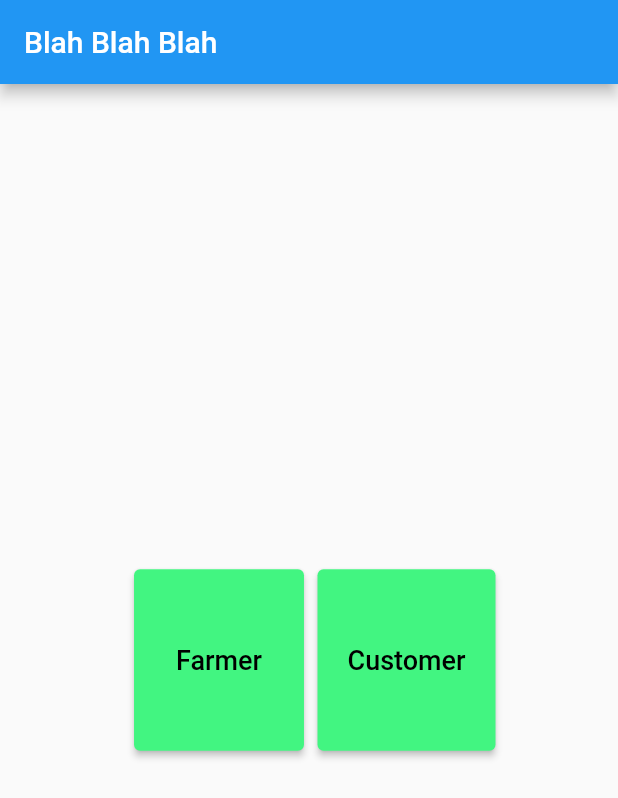
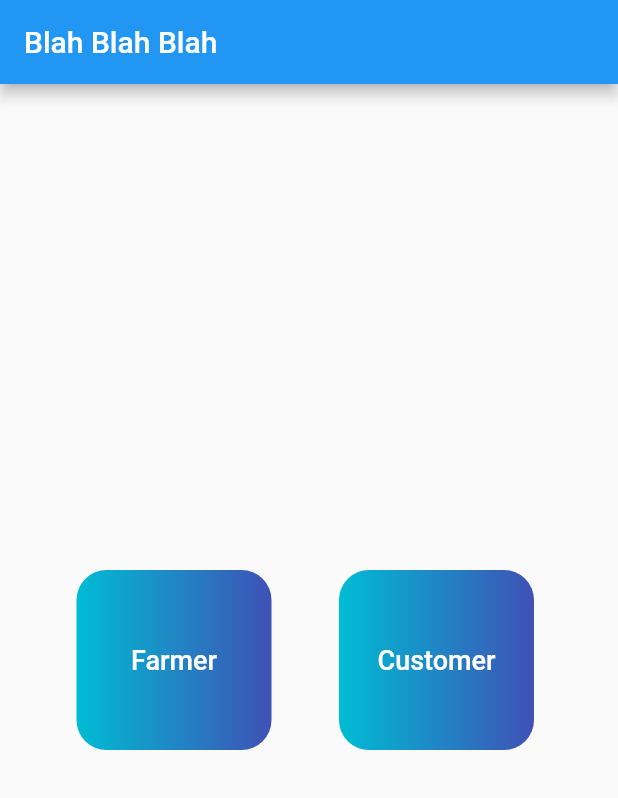
Before and after one commit to BahugunaSaumya/Google_solutions, a Flutter app: the screen it shows after launch, on a phone screen of 412 x 824 dp. Shown: the top 798 px of the screen. Run offline on Flutter 3.47's test engine with Material 2 defaults, Android fonts, the phone set to English and light mode, and no system bars.

Commit message:
changes on screens

```diff
--- a/App/google_solution/lib/landing.dart
+++ b/App/google_solution/lib/landing.dart
@@ -2,6 +2,47 @@ import 'package:flutter/material.dart';
 import 'package:google_solution/loginfarmer.dart';
 import 'logincustomer.dart';
 import 'loginfarmer.dart';
+
+class MyElevatedButton extends StatelessWidget {
+  final BorderRadiusGeometry? borderRadius;
+  final double? width;
+  final double height;
+  final Gradient gradient;
+  final VoidCallback? onPressed;
+  final Widget child;
+
+  const MyElevatedButton({
+    Key? key,
+    required this.onPressed,
+    required this.child,
+    this.borderRadius,
+    this.width,
+    this.height = 44.0,
+    this.gradient = const LinearGradient(colors: [Colors.cyan, Colors.indigo]),
+  }) : super(key: key);
+
+  @override
+  Widget build(BuildContext context) {
+    final borderRadius = this.borderRadius ?? BorderRadius.circular(0);
+    return Container(
+      width: width,
+      height: height,
+      decoration: BoxDecoration(
+        gradient: gradient,
+        borderRadius: borderRadius,
+      ),
+      child: ElevatedButton(
+        onPressed: onPressed,
+        style: ElevatedButton.styleFrom(
+          primary: Colors.transparent,
+          shadowColor: Colors.transparent,
+          shape: RoundedRectangleBorder(borderRadius: borderRadius),
+        ),
+        child: child,
+      ),
+    );
+  }
+}
 
 void main() {
   runApp(const landing());
@@ -38,17 +79,20 @@ class MyStatelessWidget extends StatelessWidget {
         children: <Widget>[
           const SizedBox(height: 30),
           Container(
-            height: 200,
-            width: 130,
+            height: 120,
+            width: 170,
             child: Align(
               alignment: Alignment.center,
-              child: ElevatedButton(
-                style: ElevatedButton.styleFrom(
-                  primary: Color(0xFF42F581), // background
-                  onPrimary: Color.fromARGB(255, 0, 0, 0), // background
+              child: MyElevatedButton(
+                height: 180,
+                width: 130,
+                borderRadius: BorderRadius.circular(20),
+                // style: MyElevatedButton.styleFrom(
+                //   primary: Color(0xFF42F581), // background
+                //   onPrimary: Color.fromARGB(255, 0, 0, 0), // background
 
-                  padding: const EdgeInsets.fromLTRB(28, 50, 28, 50),
-                ),
+                //   padding: const EdgeInsets.fromLTRB(28, 50, 28, 50),
+                // ),
                 onPressed: () {
                   Navigator.push(
                     context,
@@ -62,46 +106,20 @@ class MyStatelessWidget extends StatelessWidget {
               ),
             ),
           ),
-          // ClipRRect(
-          //   borderRadius: BorderRadius.circular(12),
-          //   child: Stack(
-          //     children: <Widget>[
-          //       Positioned.fill(
-          //         child: Container(
-          //           decoration: const BoxDecoration(
-          //             gradient: LinearGradient(
-          //               colors: <Color>[
-          //                 Color.fromARGB(255, 0, 0, 0),
-          //                 Color.fromARGB(255, 0, 0, 0),
-          //                 Color.fromARGB(255, 0, 0, 0),
-          //               ],
-          //             ),
-          //           ),
-          //         ),
-          //       ),
-          //       TextButton(
-          //         style: TextButton.styleFrom(
-          //           padding: const EdgeInsets.fromLTRB(30, 10, 30, 10),
-          //           primary: Colors.white,
-          //           textStyle: const TextStyle(fontSize: 16),
-          //         ),
-          //         onPressed: () {},
-          //         child: const Text('Login'),
-          //       ),
-          //     ],
-          //   ),
-          // ),
           Container(
-            height: 180,
-            width: 120,
+            height: 120,
+            width: 180,
             child: Align(
               alignment: Alignment.center,
-              child: ElevatedButton(
-                style: ElevatedButton.styleFrom(
-                  primary: Color(0xFF42F581), // background
-                  onPrimary: Color.fromARGB(255, 0, 0, 0),
-                  padding: const EdgeInsets.fromLTRB(20, 50, 20, 50),
-                ),
+              child: MyElevatedButton(
+                height: 180,
+                width: 130,
+                borderRadius: BorderRadius.circular(20),
+                // style: ElevatedButton.styleFrom(
+                //   primary: Color.fromARGB(0, 0, 0, 0),
+                //   onPrimary: Color.fromARGB(255, 255, 255, 255),
+                //   padding: const EdgeInsets.fromLTRB(20, 50, 20, 50),
+                // ),
                 onPressed: () {
                   Navigator.push(
                     context,
--- a/App/google_solution/lib/logincustomer.dart
+++ b/App/google_solution/lib/logincustomer.dart
@@ -38,10 +38,13 @@ class MyStatelessWidget extends StatelessWidget {
               height: 30.0,
               child: const TextField(
                 obscureText: false,
+                maxLines: 1,
                 style:
                     TextStyle(fontSize: 15.0, height: 1.0, color: Colors.black),
                 decoration: InputDecoration(
                   border: OutlineInputBorder(),
+                  isDense: true,
+                  contentPadding: EdgeInsets.fromLTRB(5.0, 12.0, 5.0, 12.0),
                   labelText: 'Username',
                 ),
               )),
@@ -50,11 +53,14 @@ class MyStatelessWidget extends StatelessWidget {
               width: 180.0,
               height: 30.0,
               child: const TextField(
+                maxLines: 1,
                 obscureText: true,
                 style:
                     TextStyle(fontSize: 15.0, height: 1.0, color: Colors.black),
                 decoration: InputDecoration(
                   border: OutlineInputBorder(),
+                  isDense: true,
+                  contentPadding: EdgeInsets.fromLTRB(5.0, 12.0, 5.0, 12.0),
                   labelText: 'Password',
                 ),
               )),
--- a/App/google_solution/lib/loginfarmer.dart
+++ b/App/google_solution/lib/loginfarmer.dart
@@ -38,10 +38,13 @@ class MyStatelessWidget extends StatelessWidget {
               height: 30.0,
               child: const TextField(
                 obscureText: false,
+                maxLines: 1,
                 style:
                     TextStyle(fontSize: 15.0, height: 1.0, color: Colors.black),
                 decoration: InputDecoration(
                   border: OutlineInputBorder(),
+                  isDense: true,
+                  contentPadding: EdgeInsets.fromLTRB(5.0, 12.0, 5.0, 12.0),
                   labelText: 'Username',
                 ),
               )),
@@ -50,11 +53,14 @@ class MyStatelessWidget extends StatelessWidget {
               width: 180.0,
               height: 30.0,
               child: const TextField(
+                maxLines: 1,
                 obscureText: true,
                 style:
                     TextStyle(fontSize: 15.0, height: 1.0, color: Colors.black),
                 decoration: InputDecoration(
                   border: OutlineInputBorder(),
+                  isDense: true,
+                  contentPadding: EdgeInsets.fromLTRB(5.0, 12.0, 5.0, 12.0),
                   labelText: 'Password',
                 ),
               )),
```
Also changed, not shown: App/google_solution/lib/new_customer.dart (added, +126 -0 lines), App/google_solution/lib/new_farmers.dart (added, +126 -0 lines), 1 other file.
